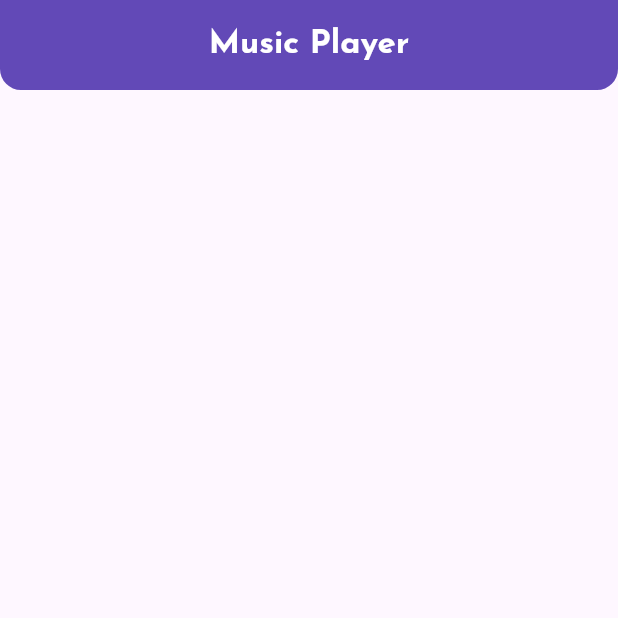
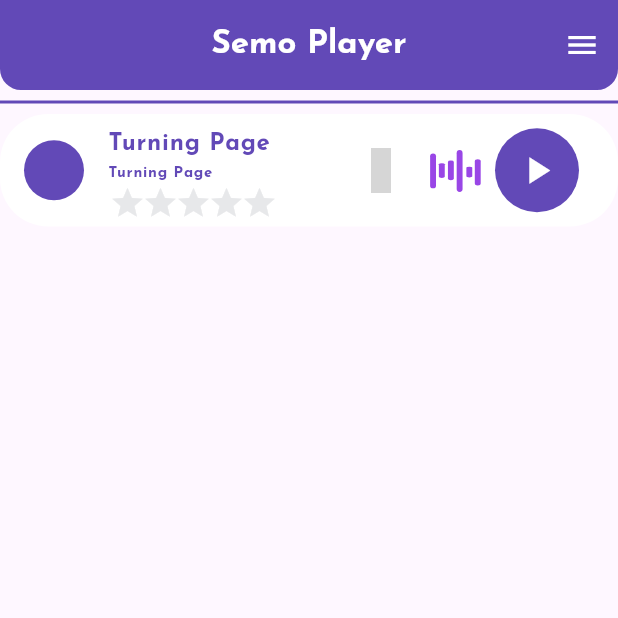
Before and after one commit to salimo2002/semoplayer, a Flutter app: the screen it shows after launch, on a phone screen of 412 x 824 dp, the top half of it. Run offline on Flutter 3.47's test engine with Material 3 defaults, Android fonts, the phone set to English and light mode, and no system bars; drawn by our look-alikes of flutter_rating_stars; our stand-ins replace google_fonts, lottie; missing offline and left inert: font_awesome_icon_class; grey boxes are pictures that could not be loaded.

Commit message:
Create PlaySongIcon&SongNameAndRating&SongCard widgets

```diff
--- a/lib/main.dart
+++ b/lib/main.dart
@@ -15,6 +15,7 @@ class SemoPlayer extends StatelessWidget {
     return MaterialApp(
       debugShowCheckedModeBanner: false,
       theme: ThemeData(
+        useMaterial3: true,
         appBarTheme: const AppBarTheme(color: kPrimaryColor),
         textTheme: GoogleFonts.josefinSansTextTheme(
           Theme.of(context).textTheme,
--- a/lib/utils/app_bar.dart
+++ b/lib/utils/app_bar.dart
@@ -13,7 +13,7 @@ AppBar appBar() {
       ),
       centerTitle: true,
       title: const Text(
-        'Music Player',
+        'Semo Player',
         style: TextStyle(
           fontWeight: FontWeight.bold,
           color: Colors.white,
--- a/lib/views/home_view.dart
+++ b/lib/views/home_view.dart
@@ -1,13 +1,35 @@
 import 'package:flutter/material.dart';
+import 'package:semoplayer/constants.dart';
 import 'package:semoplayer/utils/app_bar.dart';
+import 'package:semoplayer/widgets/song_card.dart';
 
-class HomeView extends StatelessWidget {
+class HomeView extends StatefulWidget {
   const HomeView({super.key});
 
   @override
+  State<HomeView> createState() => _HomeViewState();
+}
+
+class _HomeViewState extends State<HomeView> {
+  double value = 3;
+  @override
   Widget build(BuildContext context) {
-    return  Scaffold(
+    return Scaffold(
       appBar: appBar(),
+      endDrawer: const Drawer(),
+      body: Column(
+        children: [
+          Column(
+            children: [
+              const Divider(
+                color: kPrimaryColor,
+                thickness: 2,
+              ),
+              SongCard(value: value)
+            ],
+          ),
+        ],
+      ),
     );
   }
 }
--- /dev/null
+++ b/lib/widgets/play_song_icon.dart
@@ -0,0 +1,69 @@
+import 'package:flutter/material.dart';
+import 'package:font_awesome_icon_class/font_awesome_icon_class.dart';
+import 'package:lottie/lottie.dart';
+import 'package:semoplayer/constants.dart';
+
+class PlaySongIcon extends StatefulWidget {
+  const PlaySongIcon({
+    super.key,
+  });
+
+  @override
+  State<PlaySongIcon> createState() => _PlaySongIconState();
+}
+
+class _PlaySongIconState extends State<PlaySongIcon> {
+  late bool isActiv;
+  @override
+  void initState() {
+    isActiv = false;
+    super.initState();
+  }
+
+  @override
+  Widget build(BuildContext context) {
+    return Row(
+      mainAxisAlignment: MainAxisAlignment.end,
+      mainAxisSize: MainAxisSize.min,
+      children: [
+        IconButton(
+          iconSize: 30,
+          onPressed: () {
+            setState(() {
+              isActiv = !isActiv;
+            });
+          },
+          icon: isActiv
+              ? const Icon(
+                  FontAwesomeIcons.heart,
+                )
+              : const Icon(
+                  FontAwesomeIcons.heartCircleBolt,
+                ),
+        ),
+        Lottie.asset(
+          'assets/Animation - 1737907722288 (1).json',
+          width: 50,
+          height: 50,
+          repeat: true,
+          animate: true,
+          frameRate: FrameRate(60),
+          alignment: Alignment.center,
+          fit: BoxFit.cover,
+        ),
+        CircleAvatar(
+          backgroundColor: kPrimaryColor,
+          radius: 30,
+          child: IconButton(
+            iconSize: 30,
+            color: Colors.white,
+            onPressed: () {},
+            icon: const Icon(
+              Icons.play_arrow,
+            ),
+          ),
+        ),
+      ],
+    );
+  }
+}
--- /dev/null
+++ b/lib/widgets/song_card.dart
@@ -0,0 +1,29 @@
+
+import 'package:flutter/material.dart';
+import 'package:semoplayer/constants.dart';
+import 'package:semoplayer/widgets/play_song_icon.dart';
+import 'package:semoplayer/widgets/song_name_and_rating.dart';
+
+class SongCard extends StatelessWidget {
+  const SongCard({
+    super.key,
+    required this.value,
+  });
+
+  final double value;
+
+  @override
+  Widget build(BuildContext context) {
+    return ListTile(
+      shape: RoundedRectangleBorder(
+        borderRadius: BorderRadius.circular(32),
+      ),
+      leading: const CircleAvatar(
+        backgroundColor: kPrimaryColor,
+      ),
+      tileColor: Colors.white,
+      title: const SongNameAndRating(),
+      trailing: const PlaySongIcon(),
+    );
+  }
+}
--- /dev/null
+++ b/lib/widgets/song_name_and_rating.dart
@@ -0,0 +1,60 @@
+
+import 'package:flutter/material.dart';
+import 'package:flutter_rating_stars/flutter_rating_stars.dart';
+import 'package:semoplayer/constants.dart';
+
+class SongNameAndRating extends StatefulWidget {
+  const SongNameAndRating({
+    super.key,
+  });
+
+  @override
+  State<SongNameAndRating> createState() => _SongNameAndRatingState();
+}
+
+class _SongNameAndRatingState extends State<SongNameAndRating> {
+  late double value;
+  @override
+  void initState() {
+    value = 0;
+    super.initState();
+  }
+  @override
+  Widget build(BuildContext context) {
+    return Column(
+      crossAxisAlignment: CrossAxisAlignment.start,
+      children: [
+        const Text(
+          'Turning Page',
+          style: TextStyle(
+            color: kPrimaryColor,
+            fontWeight: FontWeight.bold,
+          ),
+        ),
+        const Text(
+          'Turning Page',
+          style: TextStyle(
+            color: kPrimaryColor,
+            fontWeight: FontWeight.bold,
+            fontSize: 10,
+          ),
+        ),
+        RatingStars(
+          valueLabelVisibility: false,
+          maxValueVisibility: false,
+          starColor: kPrimaryColor,
+          value: value,
+          onValueChanged: (v) {
+            setState(() {
+             value = v;
+            });
+          },
+          starBuilder: (index, color) => Icon(
+            Icons.star,
+            color: color,
+          ),
+        )
+      ],
+    );
+  }
+}
```
Also changed, not shown: assets/Animation - 1737907722288 (1).json (added, +1 -0 lines), pubspec.yaml (+5 -8 lines), pubspec.lock.
